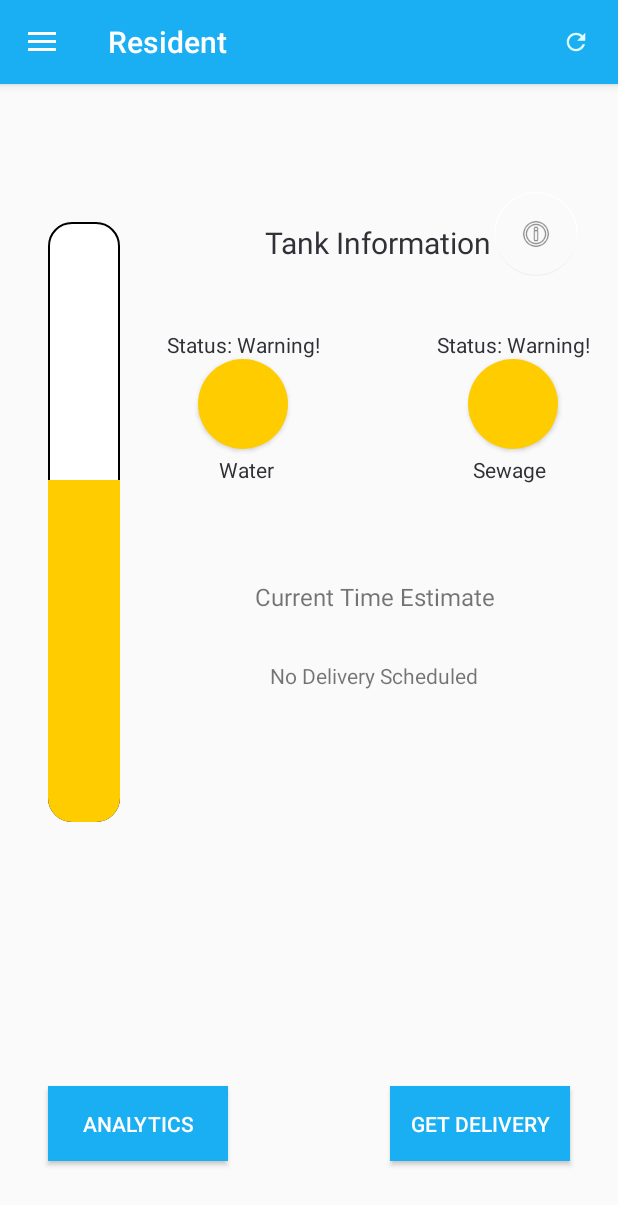
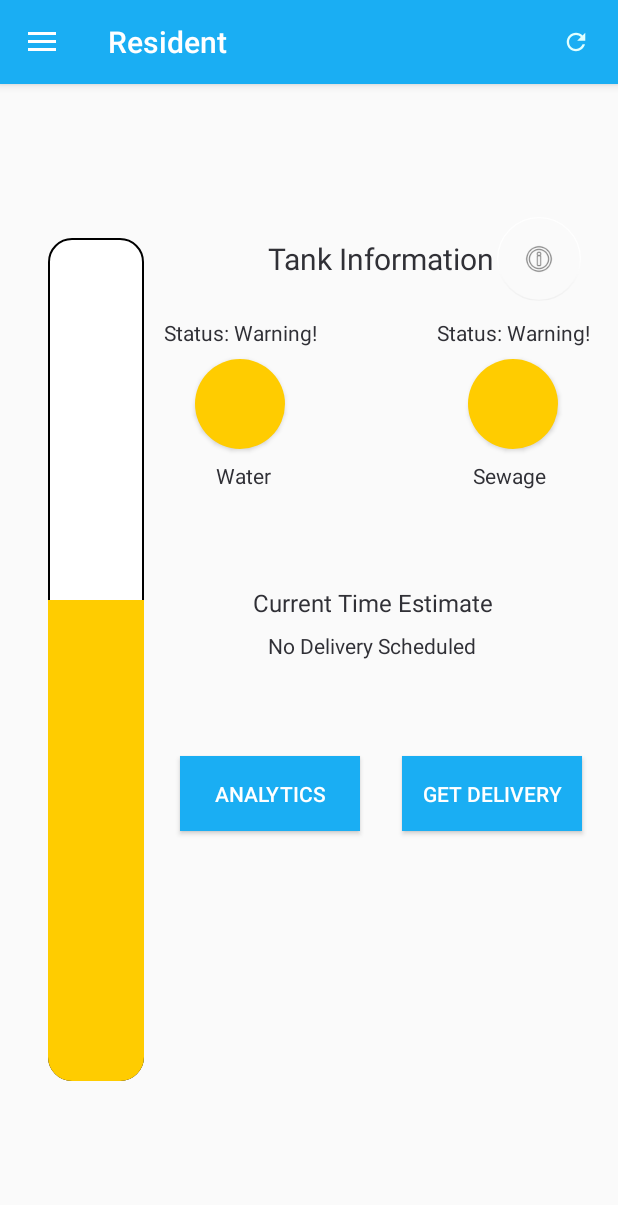
Before and after one commit to Northern-Village-Water-and-Sewage-App/Existing-Git-project, an Android app: the ResidentActivity screen opened directly, with no data from a screen before it, on a phone screen of 412 x 824 dp. Shown: the top 1205 px of the screen. Run offline under Robolectric (Android 15) with nearby library versions, the phone set to English and light mode, and no system bars; network calls fail.

Commit message:
Added minor changes to the UI to make it usable for all screens

```diff
--- a/app/src/main/java/com/example/northernvillagewaterandsewageapp/ResidentActivity.java
+++ b/app/src/main/java/com/example/northernvillagewaterandsewageapp/ResidentActivity.java
@@ -60,10 +60,10 @@ public class ResidentActivity extends AppCompatActivity implements NavigationVie
         infoButton = findViewById(R.id.townInfoFloatingActionButton);
 
         sideBarResident = findViewById(R.id.sideBarResident);
-        NavigationView navigationView = findViewById(R.id.nav_view_resident);
+//        NavigationView navigationView = findViewById(R.id.nav_view_resident);
 
         toggle = new ActionBarDrawerToggle(this, sideBarResident, R.string.open, R.string.close);
-        navigationView.setNavigationItemSelectedListener(this);
+//        navigationView.setNavigationItemSelectedListener(this);
         sideBarResident.addDrawerListener(toggle);
         toggle.syncState();
         getSupportActionBar().setDisplayHomeAsUpEnabled(true);
--- a/app/src/main/res/layout/activity_resident.xml
+++ b/app/src/main/res/layout/activity_resident.xml
@@ -17,19 +17,19 @@
             android:id="@+id/analyticsButton"
             android:layout_width="120dp"
             android:layout_height="50dp"
-            android:layout_marginStart="32dp"
-            android:layout_marginBottom="50dp"
+            android:layout_marginStart="24dp"
+            android:layout_marginTop="64dp"
             android:background="@color/colorPrimary"
             android:text="@string/analytics"
             android:textColor="@color/colorLightText"
-            app:layout_constraintBottom_toBottomOf="parent"
-            app:layout_constraintStart_toStartOf="parent" />
+            app:layout_constraintStart_toEndOf="@+id/progressBar"
+            app:layout_constraintTop_toBottomOf="@+id/deliveryEstimateTextView" />
 
         <Button
             android:id="@+id/manualDeliveryButton"
             android:layout_width="120dp"
             android:layout_height="50dp"
-            android:layout_marginEnd="32dp"
+            android:layout_marginEnd="24dp"
             android:background="@color/colorPrimary"
             android:text="@string/get_delivery"
             android:textColor="@color/colorLightText"
@@ -41,31 +41,33 @@
         <ProgressBar
             android:id="@+id/progressBar"
             style="?android:attr/progressBarStyleHorizontal"
-            android:layout_width="0dp"
-            android:layout_height="400dp"
+            android:layout_width="64dp"
+            android:layout_height="562dp"
             android:layout_marginStart="32dp"
             android:progressDrawable="@drawable/verticalprogressbar"
             app:layout_constraintBottom_toBottomOf="parent"
             app:layout_constraintStart_toStartOf="parent"
             app:layout_constraintTop_toTopOf="parent"
-            app:layout_constraintVertical_bias="0.25" />
+            app:layout_constraintVertical_bias="0.497" />
 
         <Button
             android:id="@+id/waterAlarm"
             android:layout_width="60dp"
             android:layout_height="60dp"
+            android:layout_marginStart="32dp"
             android:layout_marginTop="183dp"
             android:layout_marginEnd="220dp"
             android:background="@drawable/round_button"
             android:backgroundTint="#00BCD4"
             app:layout_constraintEnd_toEndOf="parent"
+            app:layout_constraintStart_toEndOf="@+id/progressBar"
             app:layout_constraintTop_toTopOf="parent" />
 
         <TextView
             android:id="@+id/textView2"
             android:layout_width="wrap_content"
             android:layout_height="wrap_content"
-            android:layout_marginTop="4dp"
+            android:layout_marginTop="8dp"
             android:text="@string/sewage"
             android:textColor="@color/colorDarkText"
             app:layout_constraintEnd_toEndOf="@+id/sewageAlarm"
@@ -87,6 +89,7 @@
             android:id="@+id/txtViewStatusWater"
             android:layout_width="wrap_content"
             android:layout_height="wrap_content"
+            android:layout_marginBottom="8dp"
             android:text="Status: OK"
             android:textColor="@color/colorDarkText"
             app:layout_constraintBottom_toTopOf="@+id/waterAlarm"
@@ -98,6 +101,7 @@
             android:id="@+id/txtViewStatusSewage"
             android:layout_width="wrap_content"
             android:layout_height="wrap_content"
+            android:layout_marginBottom="8dp"
             android:text="Status: OK"
             android:textColor="@color/colorDarkText"
             app:layout_constraintBottom_toTopOf="@+id/sewageAlarm"
@@ -109,7 +113,7 @@
             android:id="@+id/textView"
             android:layout_width="wrap_content"
             android:layout_height="wrap_content"
-            android:layout_marginTop="4dp"
+            android:layout_marginTop="8dp"
             android:text="@string/water"
             android:textColor="@color/colorDarkText"
             app:layout_constraintEnd_toEndOf="@+id/waterAlarm"
@@ -124,8 +128,8 @@
             android:text="@string/resident_activity_title_text"
             android:textColor="@color/colorDarkText"
             android:textSize="20sp"
-            app:layout_constraintEnd_toEndOf="@+id/sewageAlarm"
-            app:layout_constraintStart_toStartOf="@+id/waterAlarm"
+            app:layout_constraintEnd_toEndOf="parent"
+            app:layout_constraintStart_toEndOf="@+id/progressBar"
             app:layout_constraintTop_toTopOf="@+id/progressBar" />
 
         <TextView
@@ -135,6 +139,7 @@
             android:layout_marginTop="64dp"
             android:gravity="center"
             android:text="Current Time Estimate"
+            android:textColor="@color/colorDarkText"
             android:textSize="16sp"
             app:layout_constraintEnd_toStartOf="@+id/textView2"
             app:layout_constraintStart_toEndOf="@+id/textView"
@@ -144,9 +149,10 @@
             android:id="@+id/deliveryEstimateTextView"
             android:layout_width="wrap_content"
             android:layout_height="wrap_content"
-            android:layout_marginTop="32dp"
+            android:layout_marginTop="8dp"
             android:gravity="center"
             android:text="No Delivery Scheduled"
+            android:textColor="@color/colorDarkText"
             app:layout_constraintEnd_toEndOf="@+id/deliveryEstimateTitleTextView"
             app:layout_constraintStart_toStartOf="@+id/deliveryEstimateTitleTextView"
             app:layout_constraintTop_toBottomOf="@+id/deliveryEstimateTitleTextView" />
@@ -156,15 +162,15 @@
             android:layout_width="wrap_content"
             android:layout_height="wrap_content"
             android:layout_marginStart="1dp"
-            android:layout_marginTop="72dp"
             android:backgroundTint="#00FFFFFF"
             android:clickable="true"
             android:scaleType="center"
             app:backgroundTint="#FFFFFF"
             app:elevation="0dp"
             app:fabSize="auto"
+            app:layout_constraintBottom_toBottomOf="@+id/tankStatusTitle"
             app:layout_constraintStart_toEndOf="@+id/tankStatusTitle"
-            app:layout_constraintTop_toTopOf="parent"
+            app:layout_constraintTop_toTopOf="@+id/tankStatusTitle"
             app:srcCompat="@android:drawable/ic_menu_info_details" />
 
     </androidx.constraintlayout.widget.ConstraintLayout>
```
